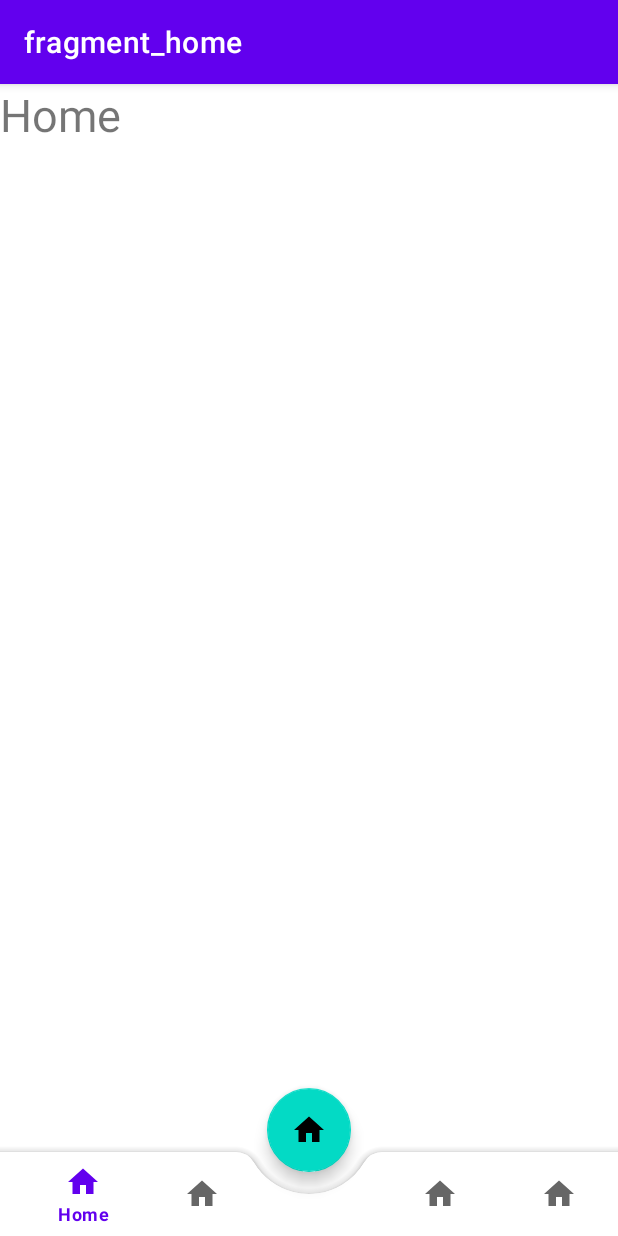
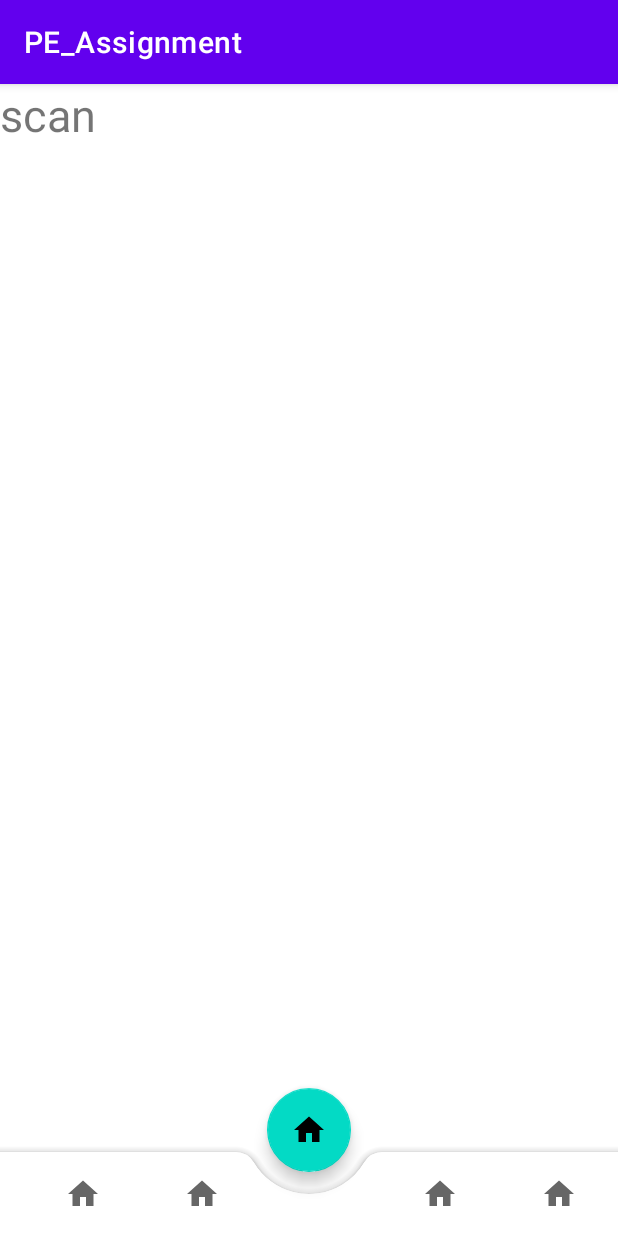
Before and after one commit to erictan100/PE_Assignment, an Android app: the screen it shows after launch (MainActivity), on a phone screen of 412 x 824 dp. Run offline under Robolectric (Android 15) with nearby library versions, the phone set to English and light mode, and no system bars; our stand-ins replace navigation-ui.

Commit message:
color and main fragment scan

```diff
--- a/app/src/main/java/com/example/pe_assignment/MainActivity.kt
+++ b/app/src/main/java/com/example/pe_assignment/MainActivity.kt
@@ -18,24 +18,28 @@ class MainActivity : AppCompatActivity() {
 
         setContentView(R.layout.activity_main)
 
+        val navigationController = this.findNavController(R.id.navigation_fragment_main)
         val navigationView = findViewById<BottomNavigationView>(R.id.bottom_navigation_view)
 
-        val navigationController = this.findNavController(R.id.navigation_fragment_main)
 
-        val appBarConfiguration = AppBarConfiguration(
-            setOf(
-                R.id.homeFragment, R.id.statisticFragment, R.id.gameFragment, R.id.profileFragment
-            )
-        )
+        navigationView.setupWithNavController(navigationController)
+
+//        val appBarConfiguration = AppBarConfiguration(
+//            setOf(
+//                R.id.homeFragment, R.id.statisticFragment, R.id.scanFragment, R.id.gameFragment, R.id.profileFragment
+//            )
+//        )
 
         navigationView.background = null
+        navigationView.menu.getItem(2).isEnabled = false
 
-        setupActionBarWithNavController(navigationController, appBarConfiguration)
-        navigationView.setupWithNavController(navigationController)
+//        setupActionBarWithNavController(navigationController), appBarConfiguration)
+//        navigationView.setupWithNavController(navigationController)
 
         val floating_btn = findViewById<FloatingActionButton>(R.id.floating_btn)
         floating_btn.setOnClickListener{
             navigationController.navigate(R.id.scanFragment)
         }
+
     }
 }
--- a/app/src/main/res/navigation/bottom_navigation.xml
+++ b/app/src/main/res/navigation/bottom_navigation.xml
@@ -3,7 +3,7 @@
     xmlns:app="http://schemas.android.com/apk/res-auto"
     xmlns:tools="http://schemas.android.com/tools"
     android:id="@+id/bottom_navigation"
-    app:startDestination="@id/homeFragment">
+    app:startDestination="@id/scanFragment">
 
     <fragment
         android:id="@+id/homeFragment"
```
Also changed, not shown: app/build.gradle (+5 -4 lines), app/src/main/res/values/colors.xml (+7 -0 lines).
